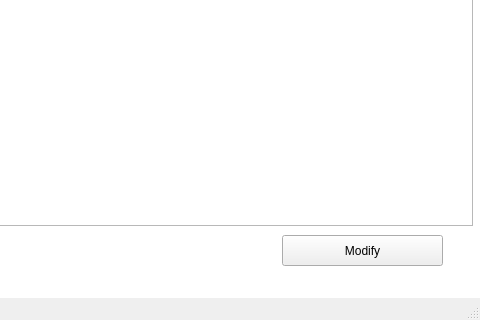
CSID-DGU/2023-1-CECD3-Sugar-4, file app/gui/UI/ui_4.ui: the form before one commit; both pictures show x 348 to 828 and y 195 to 515 of the 828 by 515 pixel window.
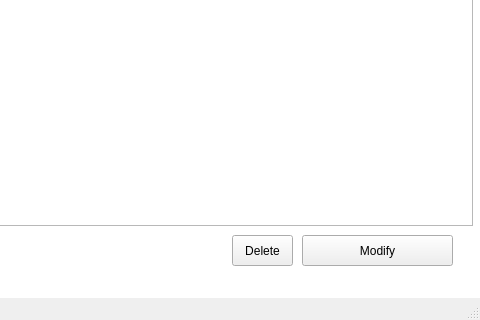
The form after the commit.

Commit message: ui: message box 추가 및 delete 추가

Diff of the .ui file:
```diff
--- a/app/gui/UI/ui_4.ui
+++ b/app/gui/UI/ui_4.ui
@@ -155,9 +155,9 @@
    <widget class="QPushButton" name="pushButton_5">
     <property name="geometry">
      <rect>
-      <x>630</x>
+      <x>650</x>
       <y>430</y>
-      <width>161</width>
+      <width>151</width>
       <height>31</height>
      </rect>
     </property>
@@ -178,6 +178,32 @@
      <string>File Download</string>
     </property>
    </widget>
+   <widget class="QPushButton" name="pushButton_9">
+    <property name="geometry">
+     <rect>
+      <x>580</x>
+      <y>430</y>
+      <width>61</width>
+      <height>31</height>
+     </rect>
+    </property>
+    <property name="text">
+     <string>Delete</string>
+    </property>
+   </widget>
+   <widget class="QLabel" name="label_6">
+    <property name="geometry">
+     <rect>
+      <x>530</x>
+      <y>60</y>
+      <width>281</width>
+      <height>351</height>
+     </rect>
+    </property>
+    <property name="text">
+     <string/>
+    </property>
+   </widget>
   </widget>
   <widget class="QMenuBar" name="menubar">
    <property name="geometry">
```
The commit also changes 5 other files.
